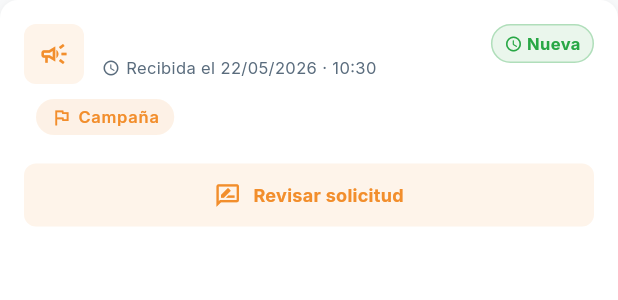
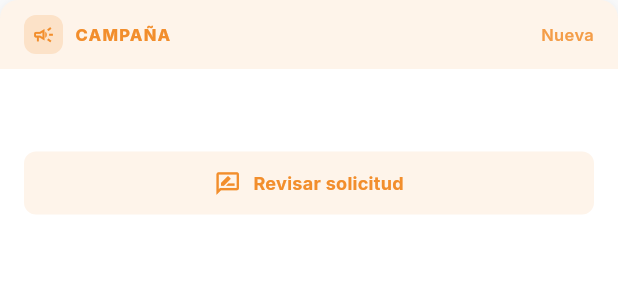
Before and after one commit to mequito3/ManosSolidarias-2.0, a Flutter app: the CampaignRequestCard widget shown alone on an empty page, opened directly with empty values, on a phone screen of 412 x 824 dp. Shown: the top 300 px of the screen. Run offline on Flutter 3.47's test engine with Material 3 defaults, Android fonts, the phone set to English and light mode, and no system bars; our stand-ins replace cached_network_image, flutter_animate, flutter_dotenv, flutter_map, geocoding, geolocator and 8 more; missing offline and left inert: image_painter, saver_gallery; accounts and stored records are empty; network calls fail.

Commit message:
Admin: card de solicitud con franja de tipo (demuestra que es)
Rediseno de CampaignRequestCard para que cada tipo se
distinga de un vistazo:
- Franja superior con color tenue del tipo + icono + label
  en mayusculas (CAMPANA/KERMESSE/RIFA/ORGANIZACION) y el
  tiempo de espera a la derecha ("hace 2 dias" / "Nueva")
- Cuerpo blanco: titulo prominente, badge Anonimo si aplica,
  descripcion, boton tonal "Revisar solicitud/organizacion"
- Elimina widgets ahora muertos: SolicitudTypeBadge,
  _WaitTimeBadge (su info vive en la franja)

Co-Authored-By: Claude Opus 4.7 (1M context) <noreply@anthropic.com>

```diff
--- a/lib/pages/admin/sections/campaign_requests_section.dart
+++ b/lib/pages/admin/sections/campaign_requests_section.dart
@@ -381,39 +381,70 @@ class CampaignRequestCard extends StatelessWidget {
 
 	@override
 	Widget build(BuildContext context) {
-		final theme = Theme.of(context);
 		final subtitle = item.subtitle?.trim();
-		final formattedDate = formatAdminDateTime(item.createdAt);
 		final typeColor =
 				isOrganization ? AppColors.bluePrimary : _typeColor(item.solicitudTipo);
 		final typeIcon =
 				isOrganization ? Icons.business_rounded : _typeIcon(item.solicitudTipo);
+		final typeLabel = isOrganization
+				? 'ORGANIZACIÓN'
+				: _typeLabel(item.solicitudTipo);
 
 		return Container(
+			clipBehavior: Clip.antiAlias,
 			decoration: BoxDecoration(
 				color: AppColors.cardBackground,
 				borderRadius: BorderRadius.circular(AppColors.radiusMd),
 				boxShadow: AppColors.shadowSm,
 			),
-			child: Padding(
-				padding: const EdgeInsets.all(AppColors.space16),
 			child: Column(
 				crossAxisAlignment: CrossAxisAlignment.start,
 				children: [
-						Row(
-							crossAxisAlignment: CrossAxisAlignment.start,
-							children: [
+					// ── Franja de tipo ──────────────────────────────────────
 					Container(
-									width: 40,
-									height: 40,
-									decoration: BoxDecoration(
+						width: double.infinity,
 						color: typeColor.withValues(alpha: 0.10),
+						padding: const EdgeInsets.symmetric(
+							horizontal: AppColors.space16,
+							vertical: 10,
+						),
+						child: Row(
+							children: [
+								Container(
+									width: 26,
+									height: 26,
+									decoration: BoxDecoration(
+										color: typeColor.withValues(alpha: 0.18),
 										borderRadius: BorderRadius.circular(AppColors.radiusSm),
 									),
-									child: Icon(typeIcon, color: typeColor, size: 20),
-								),
-								const SizedBox(width: AppColors.space12),
-								Expanded(
+									child: Icon(typeIcon, color: typeColor, size: 15),
+								),
+								const SizedBox(width: AppColors.space8),
+								Text(
+									typeLabel,
+									style: TextStyle(
+										color: typeColor,
+										fontSize: AppColors.fontSizeXs,
+										fontWeight: AppColors.fontWeightExtraBold,
+										letterSpacing: 0.8,
+									),
+								),
+								const Spacer(),
+								Text(
+									_waitLabel(item.createdAt),
+									style: TextStyle(
+										color: typeColor.withValues(alpha: 0.85),
+										fontSize: AppColors.fontSizeXs,
+										fontWeight: AppColors.fontWeightSemiBold,
+									),
+								),
+							],
+						),
+					),
+
+					// ── Cuerpo ──────────────────────────────────────────────
+					Padding(
+						padding: const EdgeInsets.all(AppColors.space16),
 						child: Column(
 							crossAxisAlignment: CrossAxisAlignment.start,
 							children: [
@@ -424,77 +455,19 @@ class CampaignRequestCard extends StatelessWidget {
 									style: const TextStyle(
 										fontWeight: AppColors.fontWeightExtraBold,
 										color: AppColors.darkText,
-													fontSize: AppColors.fontSizeBase,
-													letterSpacing: -0.2,
+										fontSize: AppColors.fontSizeMd,
+										letterSpacing: -0.3,
 										height: 1.25,
 									),
 								),
-											const SizedBox(height: 4),
-											Row(
-												children: [
-													Icon(Icons.access_time_rounded,
-															size: 12,
-															color: AppColors.mediumText),
-													const SizedBox(width: 4),
-													Text(
-														'Recibida el $formattedDate',
-														style: const TextStyle(
-															color: AppColors.mediumText,
-															fontSize: AppColors.fontSizeXs,
-														),
-													),
-												],
-											),
-										],
-									),
-								),
-								const SizedBox(width: AppColors.space8),
-								_WaitTimeBadge(createdAt: item.createdAt),
-							],
-						),
-						if (isOrganization || item.solicitudTipo != null || item.esAnonimo)
-							Padding(
-								padding: const EdgeInsets.only(top: 10),
-								child: Wrap(
-									spacing: 8,
-									runSpacing: 8,
-									children: [
-										if (isOrganization)
+								if (item.esAnonimo) ...[
+									const SizedBox(height: AppColors.space8),
 									Container(
-												margin: const EdgeInsets.only(left: 8),
-												padding: const EdgeInsets.symmetric(horizontal: 10, vertical: 4),
-												decoration: BoxDecoration(
-													color: AppColors.bluePrimary.withValues(alpha: 0.12),
-													borderRadius: BorderRadius.circular(999),
-												),
-												child: Row(
-													mainAxisSize: MainAxisSize.min,
-													children: [
-														const Icon(Icons.business_rounded,
-																size: 14, color: AppColors.bluePrimary),
-														const SizedBox(width: 4),
-														Text(
-															'Organización',
-															style: theme.textTheme.labelSmall?.copyWith(
-																color: AppColors.bluePrimary,
-																fontWeight: FontWeight.w600,
-															),
-														),
-													],
-												),
-											),
-										if (!isOrganization && item.solicitudTipo != null)
-											SolicitudTypeBadge(tipo: item.solicitudTipo!),
-										if (item.esAnonimo)
-											Container(
-												padding: const EdgeInsets.symmetric(horizontal: 10, vertical: 5),
-												decoration: BoxDecoration(
-													color: AppColors.orangeAction.withValues(alpha: 0.12),
-													borderRadius: BorderRadius.circular(20),
-													border: Border.all(
-														color: AppColors.orangeAction.withValues(alpha: 0.4),
-														width: 1,
-													),
+										padding: const EdgeInsets.symmetric(
+												horizontal: 10, vertical: 4),
+										decoration: BoxDecoration(
+											color: AppColors.orangeAction.withValues(alpha: 0.10),
+											borderRadius: BorderRadius.circular(AppColors.radiusRound),
 										),
 										child: const Row(
 											mainAxisSize: MainAxisSize.min,
@@ -506,8 +479,8 @@ class CampaignRequestCard extends StatelessWidget {
 													'Anónimo',
 													style: TextStyle(
 														color: AppColors.orangeAction,
-																fontWeight: FontWeight.w700,
-																fontSize: 11,
+														fontWeight: AppColors.fontWeightExtraBold,
+														fontSize: AppColors.fontSizeXs,
 														letterSpacing: 0.2,
 													),
 												),
@@ -515,10 +488,8 @@ class CampaignRequestCard extends StatelessWidget {
 										),
 									),
 								],
-								),
-							),
 								if (subtitle != null && subtitle.isNotEmpty) ...[
-							const SizedBox(height: 10),
+									const SizedBox(height: AppColors.space8),
 									Text(
 										subtitle,
 										maxLines: 2,
@@ -538,7 +509,8 @@ class CampaignRequestCard extends StatelessWidget {
 										style: TextButton.styleFrom(
 											foregroundColor: typeColor,
 											backgroundColor: typeColor.withValues(alpha: 0.10),
-									padding: const EdgeInsets.symmetric(vertical: AppColors.space12),
+											padding: const EdgeInsets.symmetric(
+													vertical: AppColors.space12),
 											shape: RoundedRectangleBorder(
 												borderRadius: BorderRadius.circular(AppColors.radiusSm),
 											),
@@ -557,7 +529,32 @@ class CampaignRequestCard extends StatelessWidget {
 							],
 						),
 					),
-		);
+				],
+			),
+		);
+	}
+
+	String _typeLabel(SolicitudTipo? tipo) {
+		switch (tipo) {
+			case SolicitudTipo.kermesse:
+				return 'KERMESSE';
+			case SolicitudTipo.rifa:
+				return 'RIFA';
+			case SolicitudTipo.campania:
+			case null:
+				return 'CAMPAÑA';
+		}
+	}
+
+	String _waitLabel(DateTime createdAt) {
+		final diff = DateTime.now().difference(createdAt);
+		final days = diff.inDays;
+		final hours = diff.inHours;
+		if (days > 7) return 'hace +7 días';
+		if (days > 1) return 'hace $days días';
+		if (days == 1) return 'hace 1 día';
+		if (hours > 0) return 'hace ${hours}h';
+		return 'Nueva';
 	}
 
 	Color _typeColor(SolicitudTipo? tipo) {
@@ -582,117 +579,6 @@ class CampaignRequestCard extends StatelessWidget {
 			case null:
 				return Icons.campaign_outlined;
 		}
-	}
-}
-
-class SolicitudTypeBadge extends StatelessWidget {
-	const SolicitudTypeBadge({super.key, required this.tipo});
-
-	final SolicitudTipo tipo;
-
-	@override
-	Widget build(BuildContext context) {
-		late final String label;
-		late final Color color;
-		late final IconData icon;
-
-		switch (tipo) {
-			case SolicitudTipo.kermesse:
-				label = 'Kermesse';
-				color = AppColors.greenHope;
-				icon = Icons.festival_outlined;
-				break;
-			case SolicitudTipo.rifa:
-				label = 'Rifa';
-				color = AppColors.bluePrimary;
-				icon = Icons.confirmation_number_outlined;
-				break;
-			case SolicitudTipo.campania:
-				label = 'Campaña';
-				color = AppColors.orangeAction;
-				icon = Icons.flag_outlined;
-				break;
-		}
-
-		final theme = Theme.of(context);
-		return Container(
-			margin: const EdgeInsets.only(left: 8),
-			padding: const EdgeInsets.symmetric(horizontal: 10, vertical: 4),
-			decoration: BoxDecoration(
-				color: color.withValues(alpha: 0.12),
-				borderRadius: BorderRadius.circular(999),
-			),
-			child: Row(
-				mainAxisSize: MainAxisSize.min,
-				children: [
-					Icon(icon, size: 14, color: color),
-					const SizedBox(width: 4),
-					Text(
-						label,
-						style: theme.textTheme.labelSmall?.copyWith(
-									color: color,
-									fontWeight: FontWeight.w600,
-								),
-					),
-				],
-			),
-		);
-	}
-}
-
-class _WaitTimeBadge extends StatelessWidget {
-	const _WaitTimeBadge({required this.createdAt});
-
-	final DateTime createdAt;
-
-	@override
-	Widget build(BuildContext context) {
-		final diff = DateTime.now().difference(createdAt);
-		final days = diff.inDays;
-		final hours = diff.inHours;
-
-		late final String label;
-		late final Color color;
-		if (days > 7) {
-			label = '+7d';
-			color = AppColors.orangeAction;
-		} else if (days > 3) {
-			label = '${days}d';
-			color = AppColors.orangeAction;
-		} else if (days > 0) {
-			label = '${days}d';
-			color = AppColors.bluePrimary;
-		} else if (hours > 0) {
-			label = '${hours}h';
-			color = AppColors.greenSuccess;
-		} else {
-			label = 'Nueva';
-			color = AppColors.greenSuccess;
-		}
-
-		return Container(
-			padding: const EdgeInsets.symmetric(horizontal: 8, vertical: 4),
-			decoration: BoxDecoration(
-				color: color.withValues(alpha: 0.10),
-				borderRadius: BorderRadius.circular(999),
-				border: Border.all(color: color.withValues(alpha: 0.30)),
-			),
-			child: Row(
-				mainAxisSize: MainAxisSize.min,
-				children: [
-					Icon(Icons.schedule_rounded, size: 12, color: color),
-					const SizedBox(width: 3),
-					Text(
-						label,
-						style: TextStyle(
-							fontSize: 11,
-							fontWeight: FontWeight.w700,
-							color: color,
-						),
-					),
-				],
-			),
-		);
 	}
 }
 
```
Lines whose indentation alone changed are shown as unchanged.
